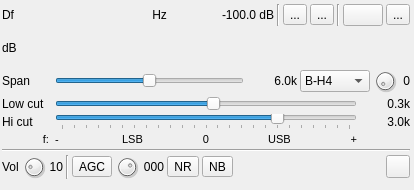
Before: the Qt Designer form plugins/channelrx/wdsprx/wdsprxgui.ui in f4exb/sdrangel, drawn with Qt 5.
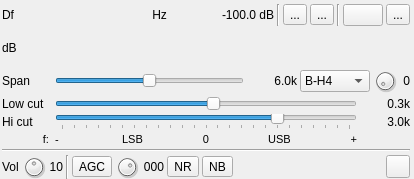
After: the same form once the commit is applied. Icons and pictures are not drawn. Custom widgets are drawn as their Qt base class.

What changed in the file:
```diff
--- a/plugins/channelrx/wdsprx/wdsprxgui.ui
+++ b/plugins/channelrx/wdsprx/wdsprxgui.ui
@@ -7,7 +7,7 @@
     <x>0</x>
     <y>0</y>
     <width>414</width>
-    <height>190</height>
+    <height>179</height>
    </rect>
   </property>
   <property name="sizePolicy">
@@ -777,10 +777,10 @@
          <string>Audio volume in dB</string>
         </property>
         <property name="minimum">
-         <number>-10</number>
+         <number>-20</number>
         </property>
         <property name="maximum">
-         <number>40</number>
+         <number>20</number>
         </property>
         <property name="pageStep">
          <number>1</number>
```
Left out of the diff: 2 changed lines with no effect on the pictures.
